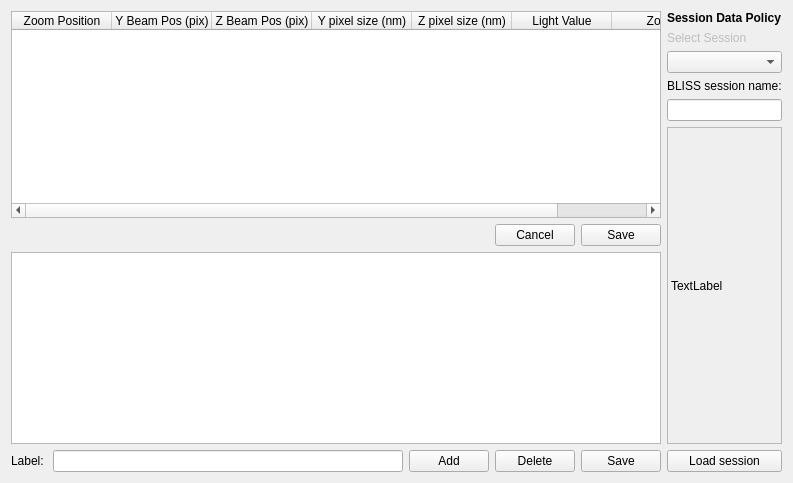
Above: gui/ui_files/esrf_id13_configuration_widget.ui from natxo14/mxcube before the change. Below: the same form after it.
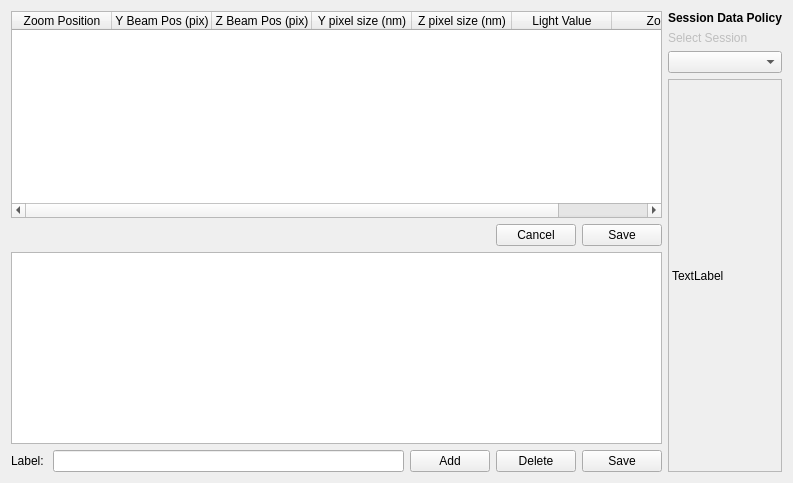
That is the form after the change.

What changed in the file:
```diff
--- a/gui/ui_files/esrf_id13_configuration_widget.ui
+++ b/gui/ui_files/esrf_id13_configuration_widget.ui
@@ -182,29 +182,6 @@
          </property>
         </widget>
        </item>
-       <item>
-        <widget class="QLabel" name="label_4">
-         <property name="sizePolicy">
-          <sizepolicy hsizetype="Minimum" vsizetype="Fixed">
-           <horstretch>0</horstretch>
-           <verstretch>0</verstretch>
-          </sizepolicy>
-         </property>
-         <property name="text">
-          <string>BLISS session name:</string>
-         </property>
-        </widget>
-       </item>
-       <item>
-        <widget class="QLineEdit" name="session_name_label">
-         <property name="sizePolicy">
-          <sizepolicy hsizetype="Minimum" vsizetype="Fixed">
-           <horstretch>0</horstretch>
-           <verstretch>0</verstretch>
-          </sizepolicy>
-         </property>
-        </widget>
-       </item>
        <item>
         <widget class="QLabel" name="data_policy_label">
          <property name="frameShape">
@@ -215,13 +192,6 @@
          </property>
         </widget>
        </item>
-       <item>
-        <widget class="QPushButton" name="reload_data_policy">
-         <property name="text">
-          <string>Load session</string>
-         </property>
-        </widget>
-       </item>
       </layout>
      </item>
     </layout>
```
